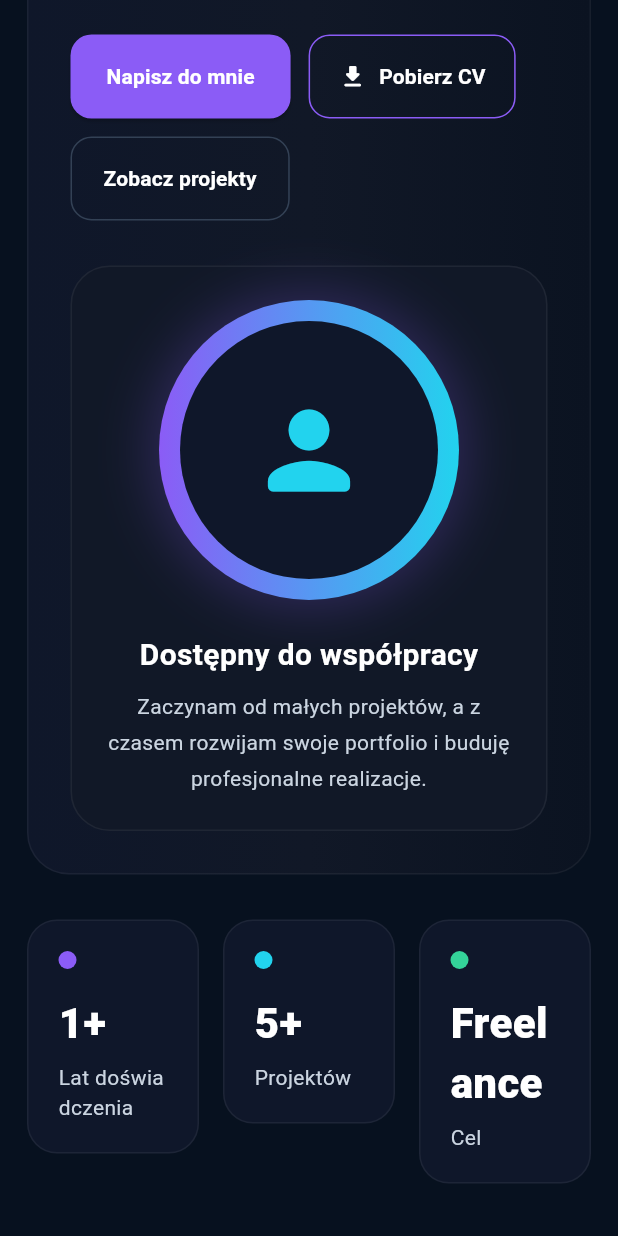
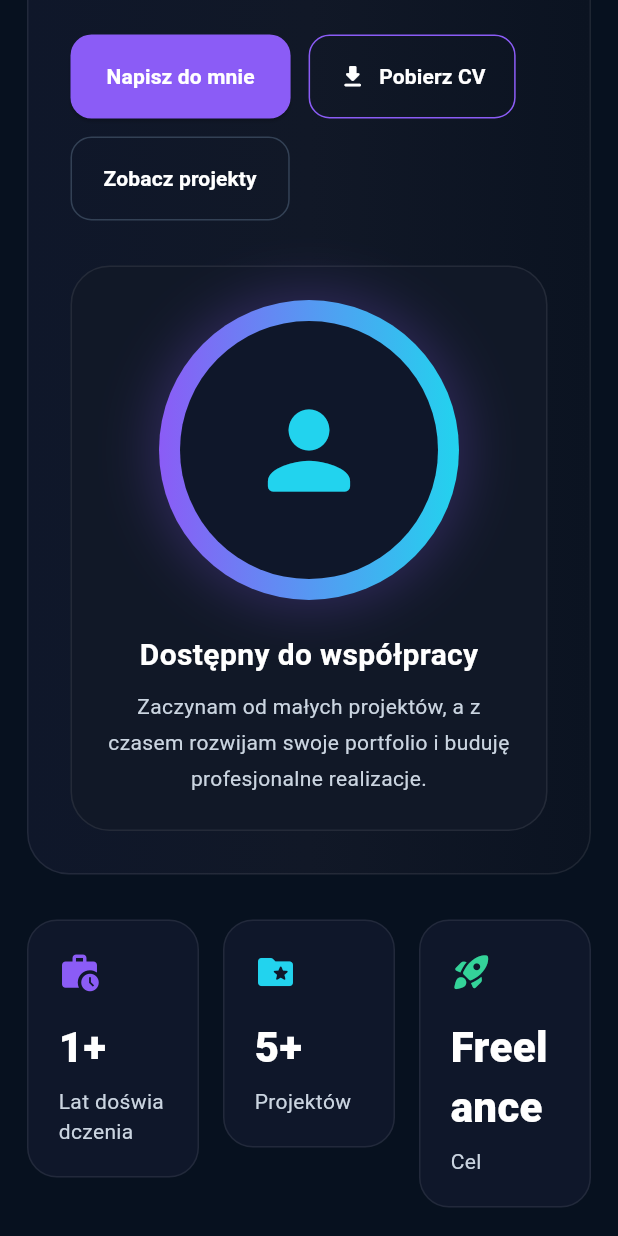
Before and after one commit to slawomirgrelich/portfolio, a Flutter app: the screen it shows after launch, scrolled down 576 dp, on a phone screen of 412 x 824 dp. Run offline on Flutter 3.47's test engine with Material 3 defaults, Android fonts, the phone set to English and light mode, and no system bars; missing offline and left inert: dart:html; network calls fail.

Commit message:
Polish stats icons social navbar and card borders

```diff
--- a/lib/main.dart
+++ b/lib/main.dart
@@ -121,7 +121,7 @@ class _PortfolioHomePageState extends State<PortfolioHomePage> {
       decoration: BoxDecoration(
         color: const Color(0xFF0F172A),
         borderRadius: BorderRadius.circular(18),
-        border: Border.all(color: Colors.white.withOpacity(0.06)),
+        border: Border.all(color: Colors.white.withOpacity(0.08)),
       ),
       child: LayoutBuilder(
         builder: (context, constraints) {
@@ -246,10 +246,33 @@ class _PortfolioHomePageState extends State<PortfolioHomePage> {
                         ),
                       ],
                     ),
+                    const SizedBox(width: 12),
+                    _buildSocialActions(),
                   ],
                 );
         },
       ),
+    );
+  }
+
+  Widget _buildSocialActions() {
+    return Wrap(
+      spacing: 2,
+      children: [
+        IconButton(
+          tooltip: 'GitHub',
+          onPressed: () => _openUrl('https://github.com/slawomirgrelich'),
+          icon: const Icon(Icons.code_rounded),
+          color: const Color(0xFFE2E8F0),
+        ),
+        IconButton(
+          tooltip: 'LinkedIn',
+          onPressed: () =>
+              _openUrl('https://www.linkedin.com/in/slawomirgrelich/'),
+          icon: const Icon(Icons.business_center_rounded),
+          color: const Color(0xFF60A5FA),
+        ),
+      ],
     );
   }
 
@@ -261,7 +284,7 @@ class _PortfolioHomePageState extends State<PortfolioHomePage> {
         gradient: const LinearGradient(
           colors: [Color(0xFF0F172A), Color(0xFF111827), Color(0xFF0B1321)],
         ),
-        border: Border.all(color: Colors.white.withOpacity(0.05)),
+        border: Border.all(color: Colors.white.withOpacity(0.08)),
       ),
       child: LayoutBuilder(
         builder: (context, constraints) {
@@ -396,7 +419,7 @@ class _PortfolioHomePageState extends State<PortfolioHomePage> {
                   decoration: BoxDecoration(
                     color: const Color(0xFF111827),
                     borderRadius: BorderRadius.circular(26),
-                    border: Border.all(color: Colors.white.withOpacity(0.06)),
+                    border: Border.all(color: Colors.white.withOpacity(0.08)),
                   ),
                   child: Column(
                     children: [
@@ -579,7 +602,7 @@ class _PortfolioHomePageState extends State<PortfolioHomePage> {
                 decoration: BoxDecoration(
                   color: const Color(0xFF111827),
                   borderRadius: BorderRadius.circular(26),
-                  border: Border.all(color: Colors.white.withOpacity(0.06)),
+                  border: Border.all(color: Colors.white.withOpacity(0.08)),
                 ),
                 child: Column(
                   children: [
@@ -684,6 +707,7 @@ class _PortfolioHomePageState extends State<PortfolioHomePage> {
                 label: 'Lat doświadczenia',
                 value: '1+',
                 accent: const Color(0xFF8B5CF6),
+                icon: Icons.work_history_rounded,
               ),
             ),
             SizedBox(
@@ -692,6 +716,7 @@ class _PortfolioHomePageState extends State<PortfolioHomePage> {
                 label: 'Projektów',
                 value: '5+',
                 accent: const Color(0xFF22D3EE),
+                icon: Icons.folder_special_rounded,
               ),
             ),
             SizedBox(
@@ -700,6 +725,7 @@ class _PortfolioHomePageState extends State<PortfolioHomePage> {
                 label: 'Cel',
                 value: 'Freelance',
                 accent: const Color(0xFF34D399),
+                icon: Icons.rocket_launch_rounded,
               ),
             ),
           ],
@@ -714,7 +740,7 @@ class _PortfolioHomePageState extends State<PortfolioHomePage> {
       decoration: BoxDecoration(
         color: const Color(0xFF0F172A),
         borderRadius: BorderRadius.circular(24),
-        border: Border.all(color: Colors.white.withOpacity(0.06)),
+        border: Border.all(color: Colors.white.withOpacity(0.08)),
       ),
       child: LayoutBuilder(
         builder: (context, constraints) {
@@ -763,7 +789,7 @@ class _PortfolioHomePageState extends State<PortfolioHomePage> {
               decoration: BoxDecoration(
                 color: const Color(0xFF111827),
                 borderRadius: BorderRadius.circular(18),
-                border: Border.all(color: Colors.white.withOpacity(0.05)),
+                border: Border.all(color: Colors.white.withOpacity(0.08)),
               ),
               child: Column(
                 crossAxisAlignment: CrossAxisAlignment.start,
@@ -1058,7 +1084,7 @@ class _PortfolioHomePageState extends State<PortfolioHomePage> {
       decoration: BoxDecoration(
         color: const Color(0xFF0F172A),
         borderRadius: BorderRadius.circular(18),
-        border: Border.all(color: Colors.white.withOpacity(0.06)),
+        border: Border.all(color: Colors.white.withOpacity(0.08)),
       ),
       child: Wrap(
         alignment: WrapAlignment.spaceBetween,
@@ -1096,7 +1122,7 @@ class _PortfolioHomePageState extends State<PortfolioHomePage> {
       decoration: BoxDecoration(
         color: const Color(0xFF0F172A),
         borderRadius: BorderRadius.circular(24),
-        border: Border.all(color: Colors.white.withOpacity(0.06)),
+        border: Border.all(color: Colors.white.withOpacity(0.08)),
       ),
       child: Column(
         crossAxisAlignment: CrossAxisAlignment.start,
@@ -1221,22 +1247,19 @@ class _PortfolioHomePageState extends State<PortfolioHomePage> {
     required String label,
     required String value,
     required Color accent,
+    required IconData icon,
   }) {
     return Container(
       padding: const EdgeInsets.all(20),
       decoration: BoxDecoration(
         color: const Color(0xFF0F172A),
         borderRadius: BorderRadius.circular(20),
-        border: Border.all(color: Colors.white.withOpacity(0.06)),
+        border: Border.all(color: Colors.white.withOpacity(0.08)),
       ),
       child: Column(
         crossAxisAlignment: CrossAxisAlignment.start,
         children: [
-          Container(
-            width: 12,
-            height: 12,
-            decoration: BoxDecoration(color: accent, shape: BoxShape.circle),
-          ),
+          Icon(icon, color: accent, size: 28),
           const SizedBox(height: 16),
           Text(
             value,
@@ -1266,7 +1289,7 @@ class _PortfolioHomePageState extends State<PortfolioHomePage> {
       decoration: BoxDecoration(
         color: const Color(0xFF111827),
         borderRadius: BorderRadius.circular(20),
-        border: Border.all(color: Colors.white.withOpacity(0.06)),
+        border: Border.all(color: Colors.white.withOpacity(0.08)),
       ),
       child: Column(
         crossAxisAlignment: CrossAxisAlignment.start,
@@ -1387,7 +1410,7 @@ class _TechnologyCard extends StatelessWidget {
       decoration: BoxDecoration(
         color: const Color(0xFF0F172A),
         borderRadius: BorderRadius.circular(20),
-        border: Border.all(color: Colors.white.withOpacity(0.06)),
+        border: Border.all(color: Colors.white.withOpacity(0.08)),
       ),
       child: LayoutBuilder(
         builder: (context, constraints) {
@@ -1465,7 +1488,7 @@ class _ProjectCard extends StatelessWidget {
       decoration: BoxDecoration(
         color: const Color(0xFF0F172A),
         borderRadius: BorderRadius.circular(20),
-        border: Border.all(color: Colors.white.withOpacity(0.06)),
+        border: Border.all(color: Colors.white.withOpacity(0.08)),
       ),
       child: Column(
         crossAxisAlignment: CrossAxisAlignment.start,
@@ -1601,7 +1624,7 @@ class _ProcessStep extends StatelessWidget {
       decoration: BoxDecoration(
         color: const Color(0xFF111827),
         borderRadius: BorderRadius.circular(20),
-        border: Border.all(color: Colors.white.withOpacity(0.05)),
+        border: Border.all(color: Colors.white.withOpacity(0.08)),
       ),
       child: Column(
         crossAxisAlignment: CrossAxisAlignment.start,
```
